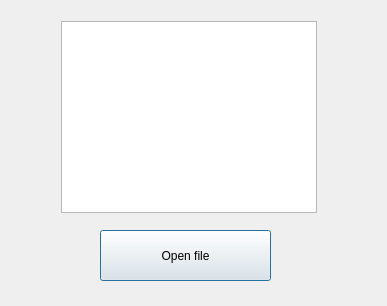
Qt form unix_qt/mydialog.ui (timdin/UNIX-project) before a commit.
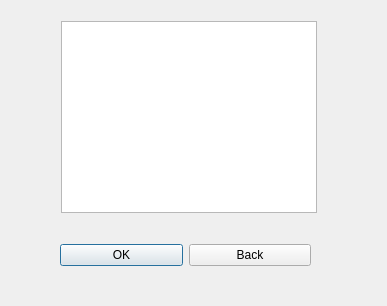
The same form after that commit.

The edit to the form file:
```diff
--- a/unix_qt/mydialog.ui
+++ b/unix_qt/mydialog.ui
@@ -23,18 +23,31 @@
     </rect>
    </property>
   </widget>
-  <widget class="QPushButton" name="pushButton">
+  <widget class="QWidget" name="">
    <property name="geometry">
     <rect>
-     <x>100</x>
-     <y>230</y>
-     <width>171</width>
-     <height>51</height>
+     <x>60</x>
+     <y>220</y>
+     <width>251</width>
+     <height>71</height>
     </rect>
    </property>
-   <property name="text">
-    <string>Open file</string>
-   </property>
+   <layout class="QHBoxLayout" name="horizontalLayout">
+    <item>
+     <widget class="QPushButton" name="pushButton">
+      <property name="text">
+       <string>OK</string>
+      </property>
+     </widget>
+    </item>
+    <item>
+     <widget class="QPushButton" name="pushButton_back">
+      <property name="text">
+       <string>Back</string>
+      </property>
+     </widget>
+    </item>
+   </layout>
   </widget>
  </widget>
  <resources/>
```
